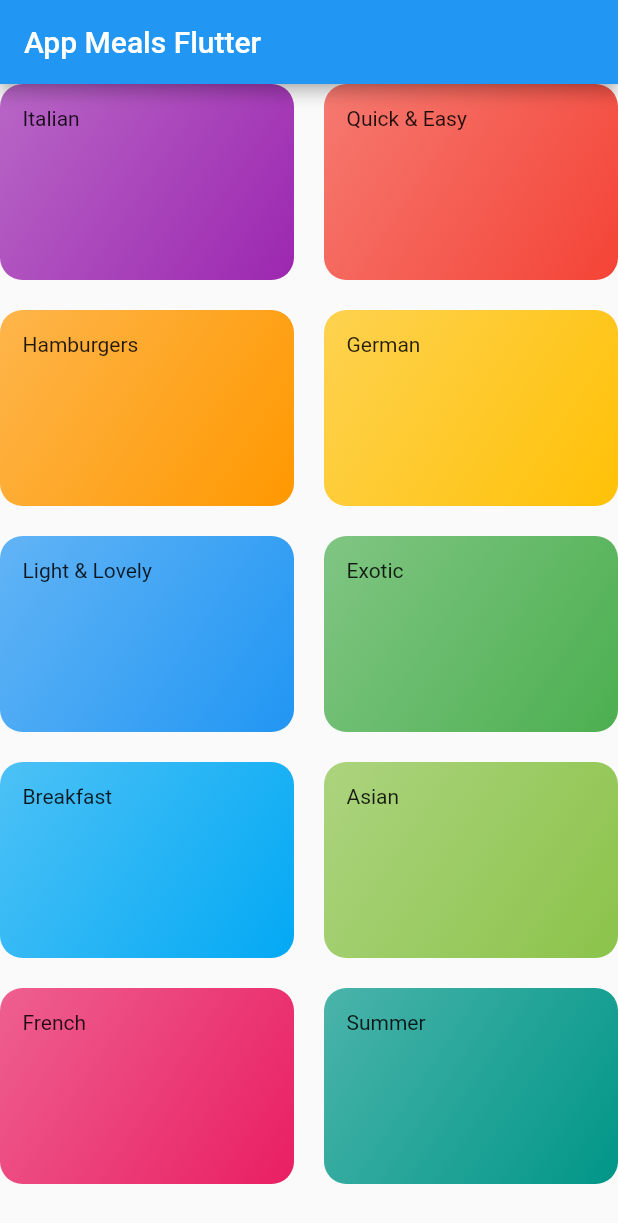
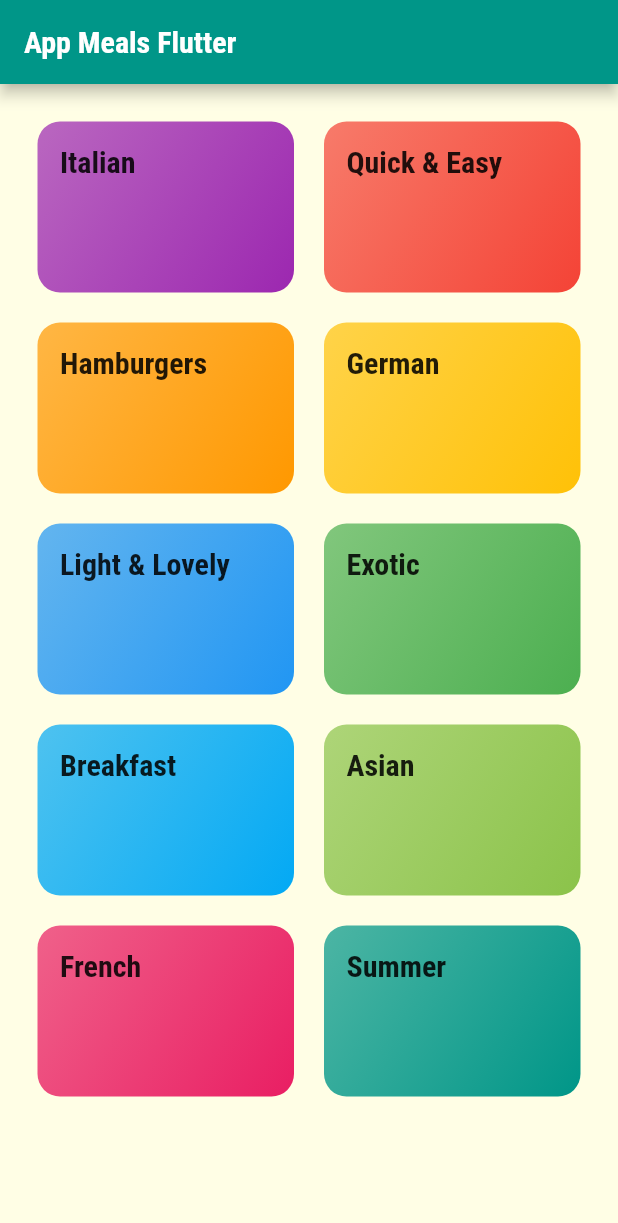
Before and after one commit to asraavisena/meals_app, a Flutter app: the screen it shows after launch, on a phone screen of 412 x 824 dp. Shown: the top 1223 px of the screen. Run offline on Flutter 3.47's test engine with Material 2 defaults, Android fonts, the phone set to English and light mode, and no system bars.

Commit message:
setup global theme

```diff
--- a/lib/main.dart
+++ b/lib/main.dart
@@ -13,8 +13,19 @@ class MyApp extends StatelessWidget {
     return MaterialApp(
       title: 'Flutter Meals',
       theme: ThemeData(
-        primarySwatch: Colors.blue,
-      ),
+          primarySwatch: Colors.teal,
+          //! ACCENT COLOR DEPECRATED USING COLOR SCHEME
+          colorScheme: ColorScheme.fromSwatch(primarySwatch: Colors.teal)
+              .copyWith(secondary: Colors.yellow[400]),
+          canvasColor: const Color.fromRGBO(255, 254, 229, 1),
+          fontFamily: 'Raleway',
+          textTheme: ThemeData.light().textTheme.copyWith(
+              bodyText1: const TextStyle(color: Color.fromRGBO(20, 51, 51, 1)),
+              bodyText2: const TextStyle(color: Color.fromRGBO(20, 51, 51, 1)),
+              headline6: const TextStyle(
+                  fontSize: 20,
+                  fontFamily: 'RobotoCondensed',
+                  fontWeight: FontWeight.bold))),
       home: const Categories(),
     );
   }
--- a/lib/screens/categories.dart
+++ b/lib/screens/categories.dart
@@ -16,6 +16,7 @@ class Categories extends StatelessWidget {
           title: Text('App Meals Flutter'),
         ),
         body: GridView(
+          padding: const EdgeInsets.all(25),
           children: DUMMY_CATEGORIES
               .map((el) => CategoryItem(
                   title: el.title,
--- a/lib/widgets/categories_item.dart
+++ b/lib/widgets/categories_item.dart
@@ -10,7 +10,10 @@ class CategoryItem extends StatelessWidget {
   Widget build(BuildContext context) {
     return Container(
       padding: const EdgeInsets.all(15),
-      child: Text(title),
+      child: Text(
+        title,
+        style: Theme.of(context).textTheme.headline6,
+      ),
       decoration: BoxDecoration(
           gradient: LinearGradient(
               colors: [color.withOpacity(0.7), color],
```
Also changed, not shown: pubspec.yaml (+19 -14 lines), assets/fonts/Raleway-Black.ttf (added), assets/fonts/Raleway-Bold.ttf (added), assets/fonts/Raleway-Regular.ttf (added), assets/fonts/RobotoCondensed-Bold.ttf (added), assets/fonts/RobotoCondensed-Italic.ttf (added), assets/fonts/RobotoCondensed-Light.ttf (added), assets/fonts/RobotoCondensed-Regular.ttf (added).
